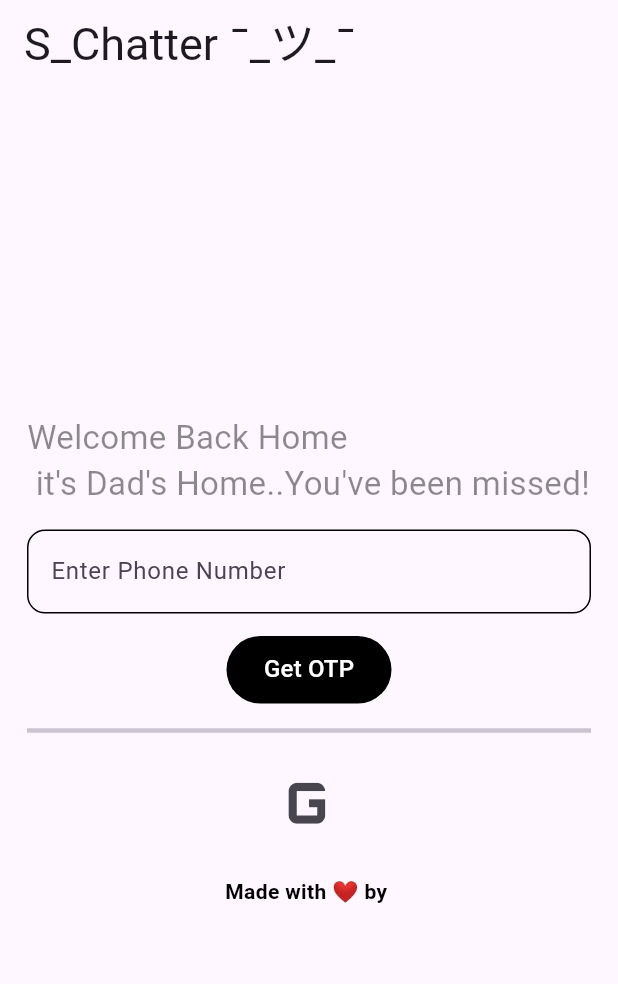
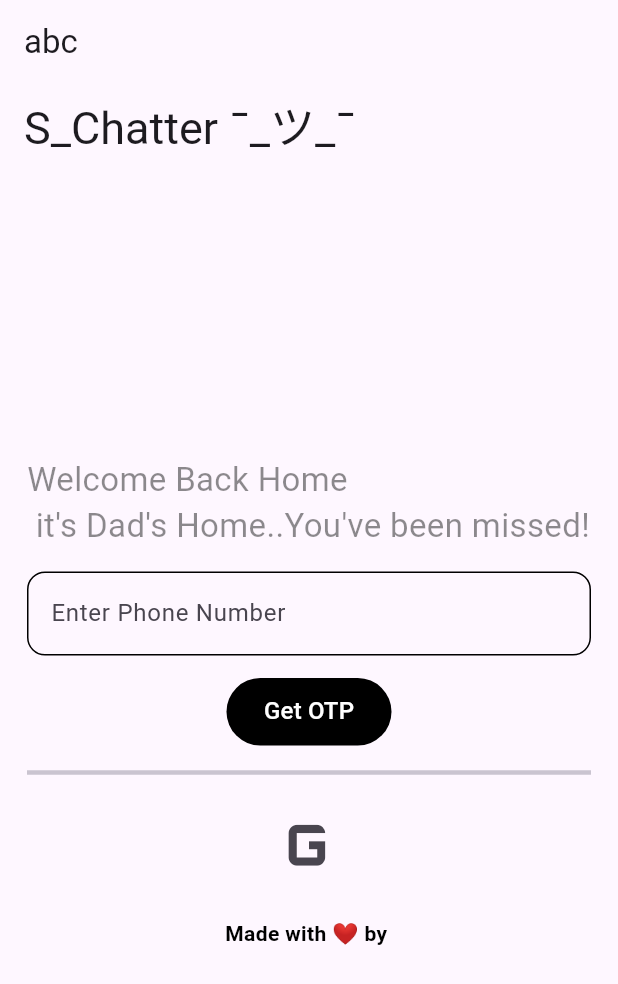
Before and after one commit to ppsshubham01/S_Chat, a Flutter app: the screen it shows after launch, after a tap on the "g mobiledata" icon, on a phone screen of 412 x 824 dp. Shown: the top 984 px of the screen. Run offline on Flutter 3.47's test engine with Material 3 defaults, Android fonts, the light colour scheme and no system bars; our stand-ins replace cached_network_image, camera, cloud_firestore, firebase_auth, firebase_core, firebase_messaging and 8 more; missing offline and left inert: crop_image; accounts and stored records are empty; network calls fail.

Commit message:
check #1

```diff
--- a/lib/main.dart
+++ b/lib/main.dart
@@ -1,5 +1,5 @@
 import 'dart:io';
-
+import 'dart:developer' as developer;
 import 'package:firebase_core/firebase_core.dart';
 import 'package:flutter/material.dart';
 import 'package:flutter_native_splash/flutter_native_splash.dart';
@@ -41,9 +41,9 @@ void main() async {
 }
 
 class MyApp extends StatefulWidget {
-  const MyApp({super.key, required this.appTheme});
+  const MyApp({super.key,  this.appTheme});
 
-  final AppTheme appTheme;
+  final AppTheme? appTheme;
 
   @override
   State<MyApp> createState() => _MyAppState();
--- a/lib/screens/auth_screens/auth_gate.dart
+++ b/lib/screens/auth_screens/auth_gate.dart
@@ -14,6 +14,7 @@ class _AuthGateState extends State<AuthGate> {
   @override
   Widget build(BuildContext context) {
     return Scaffold(
+      appBar: AppBar(title: Text('abc'),),
       body: StreamBuilder(
         stream: FirebaseAuth.instance.authStateChanges(),
         builder: (BuildContext context, AsyncSnapshot<dynamic> snapshot) {
--- a/lib/screens/auth_screens/welcom_phone_auth.dart
+++ b/lib/screens/auth_screens/welcom_phone_auth.dart
@@ -8,7 +8,9 @@ import 'package:s_chat/res/components/round_button.dart';
 import 'package:s_chat/screens/auth_screens/otp_screen.dart';
 import 'package:s_chat/screens/home_screens/home_screens.dart';
 import 'package:s_chat/screens/home_screens/setting_page.dart';
+import 'package:s_chat/services/firebase_api.dart';
 
+import '../../services/auth_services/auth_services.dart';
 import 'login_screen.dart';
 
 class PhoneAuth extends StatefulWidget {
@@ -22,6 +24,9 @@ class _PhoneAuthState extends State<PhoneAuth> {
   final TextEditingController _phoneController = TextEditingController();
   Rx<User?> savedUser = Rx<User?>(null);
   final FirebaseFirestore _firestore = FirebaseFirestore.instance;
+  final FirebaseApi firebaseApi = FirebaseApi();
+
+  final AuthServicesController authServicesController = AuthServicesController();
 
   Future registerUser(String mobile, BuildContext context) async {
     FirebaseAuth auth0 = FirebaseAuth.instance;
@@ -91,40 +96,40 @@ class _PhoneAuthState extends State<PhoneAuth> {
     );
   }
 
-  signInWithGoogle() async {
-    try {
-      GoogleSignInAccount? googleUser = await GoogleSignIn().signIn();
-
-      GoogleSignInAuthentication? googleAuth = await googleUser?.authentication;
-
-      AuthCredential credential = GoogleAuthProvider.credential(
-        accessToken: googleAuth?.accessToken,
-        idToken: googleAuth?.idToken,
-      );
-
-      UserCredential user =
-          await FirebaseAuth.instance.signInWithCredential(credential);
-      savedUser.value = user.user;
-
-      print('user name: ${user.user?.displayName}');
-      print('user email: ${user.user?.email}');
-      print('savedUser.value: ${savedUser.value!}');
-      // Once signed in, return the UserCredential
-      // if(user.user != null){
-      //   Get.to(HomeScreen());
-      // }
-      // return await FirebaseAuth.instance.signInWithCredential(credential);
-
-      _firestore.collection('users').doc(user.user?.uid).set({
-        'uid': user.user?.uid,
-        'email': user.user?.email,
-        'photoURL': user.user?.photoURL,
-        'displayName': user.user?.displayName,
-      }, SetOptions(merge: true));
-    } catch (e) {
-      print('Google signin error $e');
-    }
-  }
+  // signInWithGoogle() async {
+  //   try {
+  //     GoogleSignInAccount? googleUser = await GoogleSignIn().signIn();
+  //
+  //     GoogleSignInAuthentication? googleAuth = await googleUser?.authentication;
+  //
+  //     AuthCredential credential = GoogleAuthProvider.credential(
+  //       accessToken: googleAuth?.accessToken,
+  //       idToken: googleAuth?.idToken,
+  //     );
+  //
+  //     UserCredential user =
+  //         await FirebaseAuth.instance.signInWithCredential(credential);
+  //     savedUser.value = user.user;
+  //
+  //     print('user name: ${user.user?.displayName}');
+  //     print('user email: ${user.user?.email}');
+  //     print('savedUser.value: ${savedUser.value!}');
+  //     // Once signed in, return the UserCredential
+  //     // if(user.user != null){
+  //     //   Get.to(HomeScreen());
+  //     // }
+  //     // return await FirebaseAuth.instance.signInWithCredential(credential);
+  //
+  //     _firestore.collection('users').doc(user.user?.uid).set({
+  //       'uid': user.user?.uid,
+  //       'email': user.user?.email,
+  //       'photoURL': user.user?.photoURL,
+  //       'displayName': user.user?.displayName,
+  //     }, SetOptions(merge: true));
+  //   } catch (e) {
+  //     print('Google signin error $e');
+  //   }
+  // }
 
   @override
   Widget build(BuildContext context) {
@@ -215,7 +220,7 @@ class _PhoneAuthState extends State<PhoneAuth> {
                 Center(
                   child: IconButton(
                       onPressed: () {
-                        signInWithGoogle();
+                        authServicesController.signInWithGoogle();
                       },
                       icon: const Icon(
                         Icons.g_mobiledata_outlined,
--- a/lib/screens/home_screens/home_screens.dart
+++ b/lib/screens/home_screens/home_screens.dart
@@ -27,7 +27,12 @@ class _HomeScreenState extends State<HomeScreen> {
     NewsPage(),
     SettingPage(),
   ];
-
+  @override
+  void initState() {
+    // TODO: implement initState
+    super.initState();
+    debugDumpRenderTree();
+  }
   @override
   Widget build(BuildContext context) {
     return Scaffold(
```
Also changed, not shown: 2 other files.
